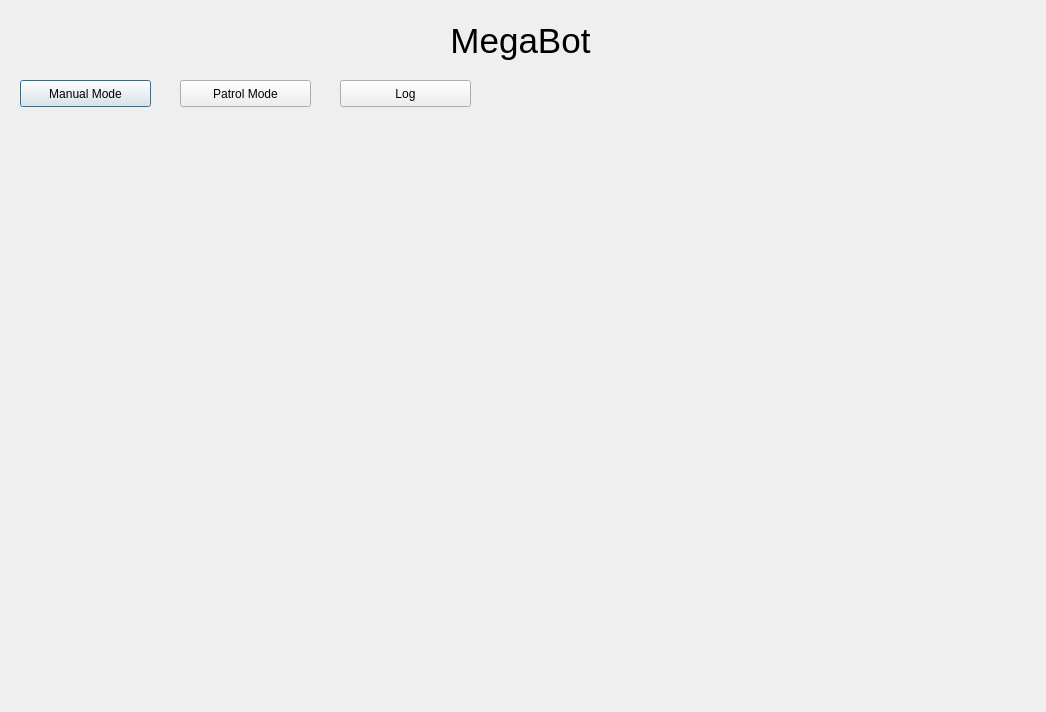
First picture: the form in src/admin_pc/main_gui.ui, repository addinedu-ros-8th/deeplearning-repo-2, before the edit.
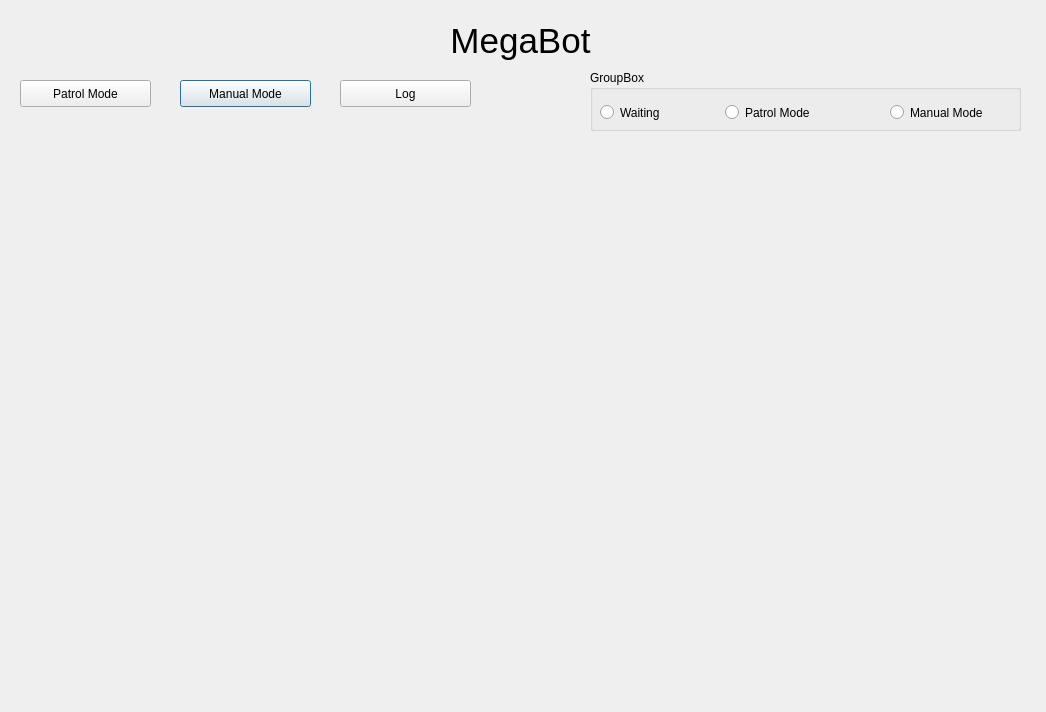
Second picture: the form after the edit.

Commit message: adding radios for checking robot state

```diff
--- a/src/admin_pc/main_gui.ui
+++ b/src/admin_pc/main_gui.ui
@@ -29,7 +29,7 @@
   <widget class="QPushButton" name="manual_btn">
    <property name="geometry">
     <rect>
-     <x>20</x>
+     <x>180</x>
      <y>80</y>
      <width>131</width>
      <height>27</height>
@@ -42,7 +42,7 @@
   <widget class="QPushButton" name="patrol_btn">
    <property name="geometry">
     <rect>
-     <x>180</x>
+     <x>20</x>
      <y>80</y>
      <width>131</width>
      <height>27</height>
@@ -86,6 +86,58 @@
     <set>Qt::AlignCenter</set>
    </property>
   </widget>
+  <widget class="QGroupBox" name="groupBox">
+   <property name="geometry">
+    <rect>
+     <x>590</x>
+     <y>70</y>
+     <width>431</width>
+     <height>61</height>
+    </rect>
+   </property>
+   <property name="title">
+    <string>GroupBox</string>
+   </property>
+   <widget class="QRadioButton" name="waiting">
+    <property name="geometry">
+     <rect>
+      <x>10</x>
+      <y>30</y>
+      <width>111</width>
+      <height>25</height>
+     </rect>
+    </property>
+    <property name="text">
+     <string>Waiting</string>
+    </property>
+   </widget>
+   <widget class="QRadioButton" name="patrol">
+    <property name="geometry">
+     <rect>
+      <x>135</x>
+      <y>30</y>
+      <width>111</width>
+      <height>25</height>
+     </rect>
+    </property>
+    <property name="text">
+     <string>Patrol Mode</string>
+    </property>
+   </widget>
+   <widget class="QRadioButton" name="manual">
+    <property name="geometry">
+     <rect>
+      <x>300</x>
+      <y>30</y>
+      <width>111</width>
+      <height>25</height>
+     </rect>
+    </property>
+    <property name="text">
+     <string>Manual Mode</string>
+    </property>
+   </widget>
+  </widget>
  </widget>
  <resources/>
  <connections/>
```
